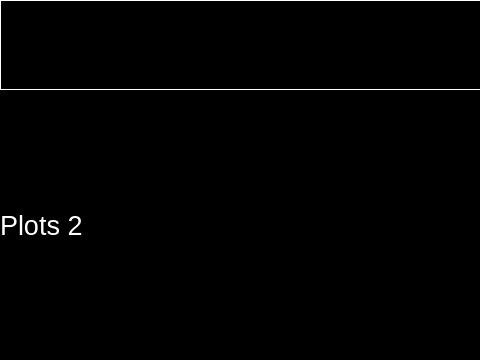
First picture: the form in GUI/Components/maindisplayclone.ui, repository FedericoBaldi/Covid-Mechanical-Ventilator, before the edit; both pictures show x 0 to 480 and y 0 to 360 of the 800 by 360 pixel window.
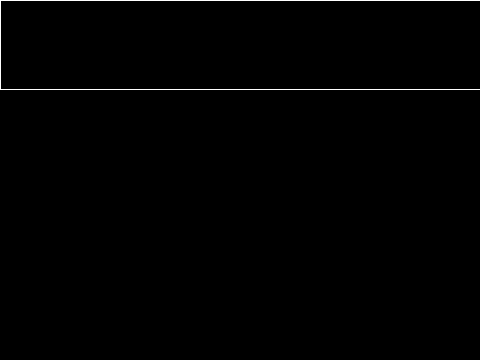
Second picture: the form after the edit.

Commit message: Integrated PlotAxis class in the second view.

What changed in the file:
```diff
--- a/GUI/Components/maindisplayclone.ui
+++ b/GUI/Components/maindisplayclone.ui
@@ -121,19 +121,14 @@
         <number>0</number>
        </property>
        <item row="0" column="0">
-        <widget class="QLabel" name="label">
-         <property name="font">
-          <font>
-           <pointsize>20</pointsize>
-          </font>
+        <layout class="QVBoxLayout" name="graphLayout">
+         <property name="spacing">
+          <number>0</number>
          </property>
-         <property name="styleSheet">
-          <string notr="true">color:white;</string>
+         <property name="sizeConstraint">
+          <enum>QLayout::SetMinimumSize</enum>
          </property>
-         <property name="text">
-          <string>Plots 2</string>
-         </property>
-        </widget>
+        </layout>
        </item>
       </layout>
      </widget>
```
The commit also changes 4 other files.
